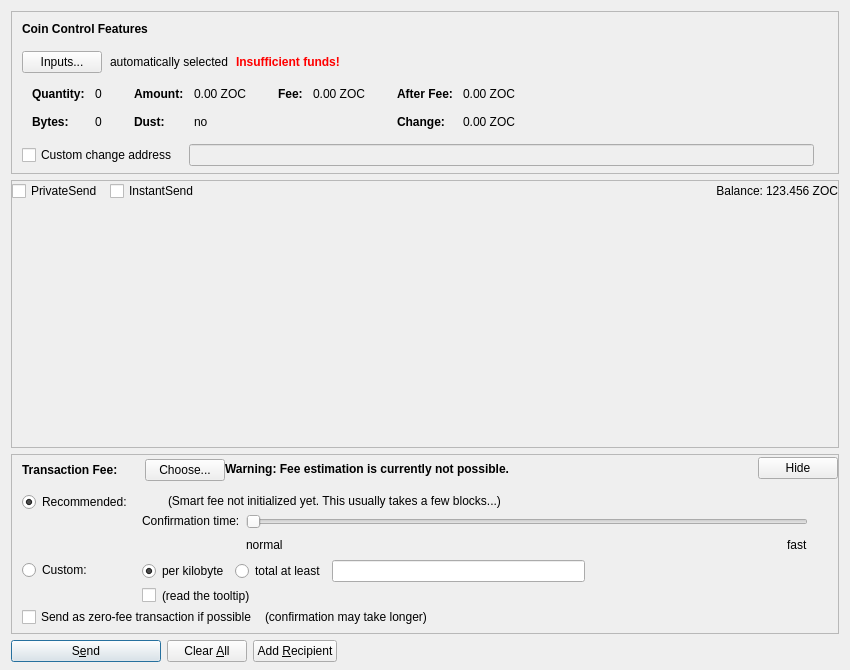
Above: src/qt/forms/sendcoinsdialog.ui from zocteam/zeroonecoin before the change. Below: the same form after it.
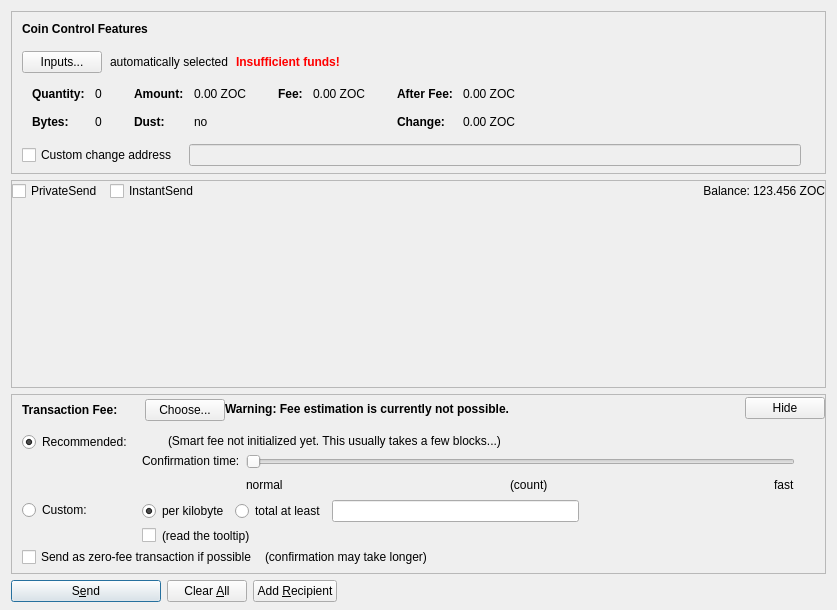
That is the form after the change. Custom widgets are drawn as their Qt base class.

Patch:
```diff
--- a/src/qt/forms/sendcoinsdialog.ui
+++ b/src/qt/forms/sendcoinsdialog.ui
@@ -6,8 +6,8 @@
    <rect>
     <x>0</x>
     <y>0</y>
-    <width>850</width>
-    <height>670</height>
+    <width>837</width>
+    <height>610</height>
    </rect>
   </property>
   <property name="windowTitle">
@@ -590,8 +590,8 @@
        <rect>
         <x>0</x>
         <y>0</y>
-        <width>824</width>
-        <height>132</height>
+        <width>811</width>
+        <height>77</height>
        </rect>
       </property>
       <layout class="QVBoxLayout" name="verticalLayout_2" stretch="0,0,1">
@@ -1058,6 +1058,26 @@
                        </property>
                       </spacer>
                      </item>
+                     <item>
+                      <widget class="QLabel" name="confirmationTargetLabel">
+                       <property name="text">
+                        <string notr="true">(count)</string>
+                       </property>
+                      </widget>
+                     </item>
+                     <item>
+                      <spacer name="horizontalSpacer_8">
+                       <property name="orientation">
+                        <enum>Qt::Horizontal</enum>
+                       </property>
+                       <property name="sizeHint" stdset="0">
+                        <size>
+                         <width>40</width>
+                         <height>20</height>
+                        </size>
+                       </property>
+                      </spacer>
+                     </item>
                      <item>
                       <widget class="QLabel" name="labelSmartFeeFast">
                        <property name="text">
```
Left out of the diff: 12 changed lines with no effect on the pictures.
